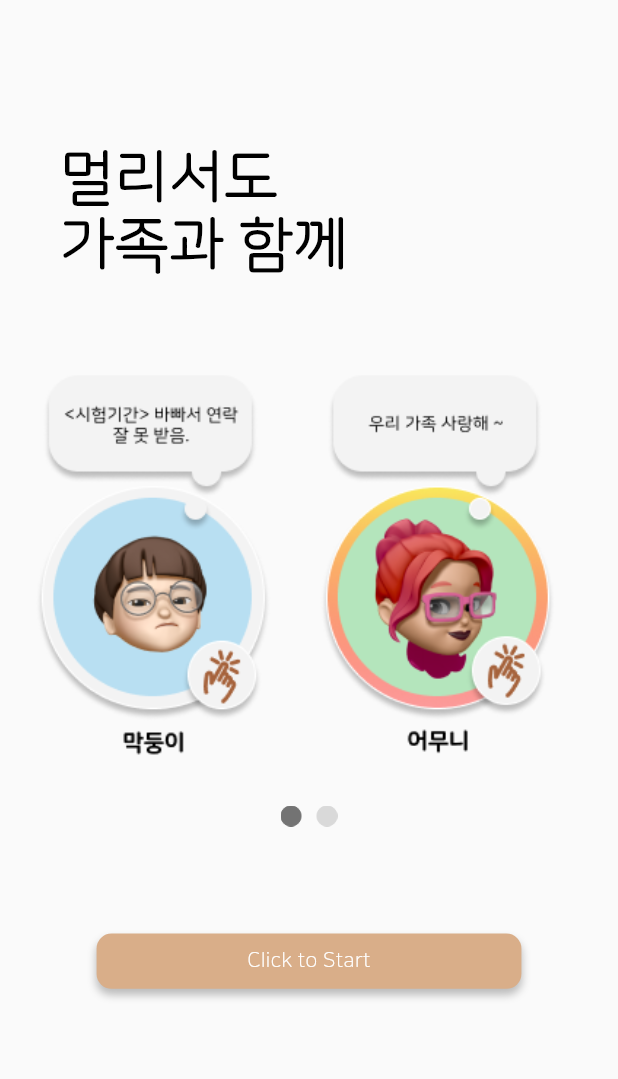
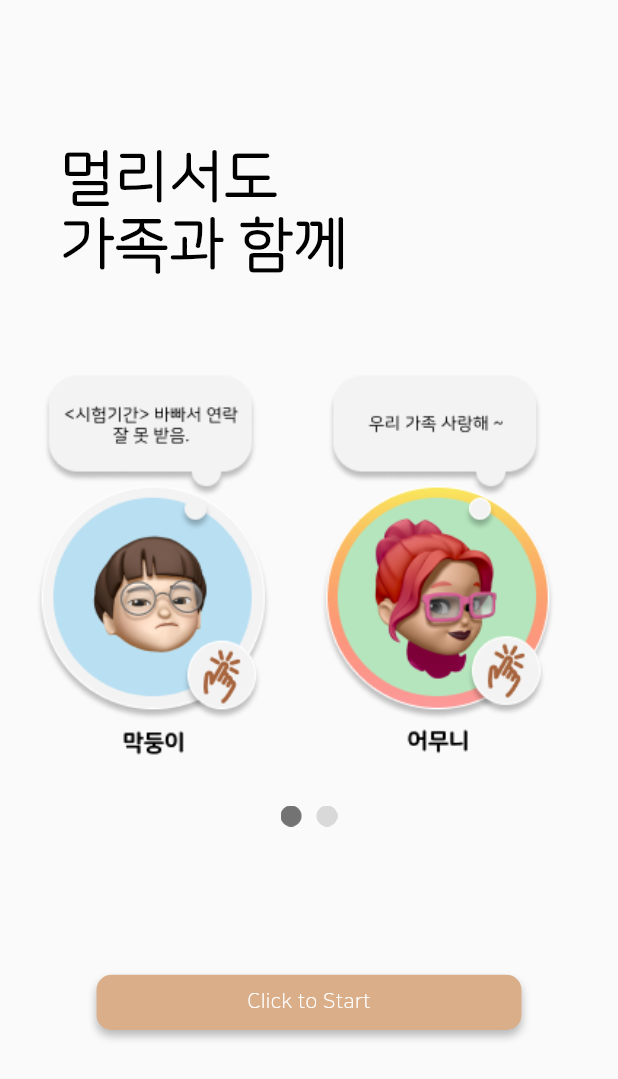
Before and after one commit to Inthon-6team/inthon-6team.github.io, a Flutter app: the screen it shows after launch, on a phone screen of 412 x 824 dp. Shown: the top 1079 px of the screen. Run offline on Flutter 3.47's test engine with Material 2 defaults, Android fonts, the phone set to English and light mode, and no system bars; our stand-ins replace dio, firebase_core, firebase_messaging, flutter_local_notifications, flutter_svg, get and 1 more; accounts and stored records are empty.

```diff
--- a/lib/pages/intro.dart
+++ b/lib/pages/intro.dart
@@ -59,7 +59,7 @@ class Intro extends StatelessWidget {
               },
               child: Container(
                 margin: EdgeInsets.only(
-                    left: (size.width - 283.238) / 2, bottom: size.height / 5),
+                    left: (size.width - 283.238) / 2, bottom: size.height / 6),
                 width: 283.238,
                 height: 36.813,
                 decoration: BoxDecoration(
```
